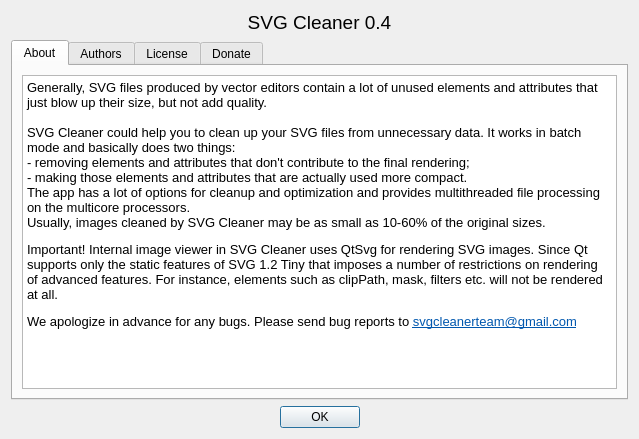
First picture: the form in src/aboutdialog.ui, repository RazrFalcon/svgcleaner, before the edit.
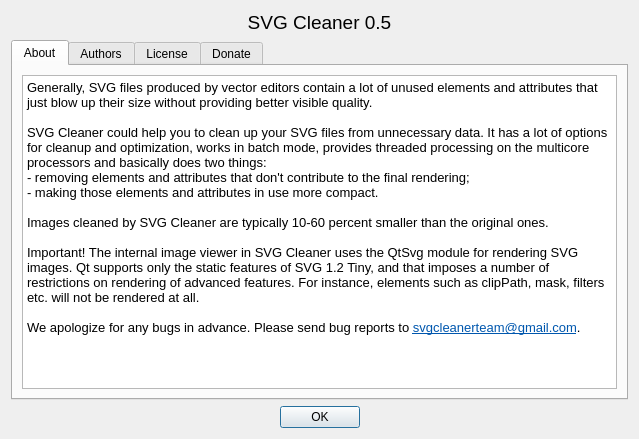
Second picture: the form after the edit.

Commit message: README rewrited. .ts files cleaned. Added German translation. New logo. Some changes for easier translation. File search in the wizard moved to different thread to prevent GUI freeze (still testing). Added progress indicator into input path QLineEdit. Small fixes.

What changed in the file:
```diff
--- a/src/aboutdialog.ui
+++ b/src/aboutdialog.ui
@@ -28,7 +28,7 @@
       </font>
      </property>
      <property name="text">
-      <string notr="true">SVG Cleaner 0.4</string>
+      <string notr="true">SVG Cleaner 0.5</string>
      </property>
      <property name="alignment">
       <set>Qt::AlignCenter</set>
@@ -52,9 +52,17 @@
 &lt;html&gt;&lt;head&gt;&lt;meta name=&quot;qrichtext&quot; content=&quot;1&quot; /&gt;&lt;style type=&quot;text/css&quot;&gt;
 p, li { white-space: pre-wrap; }
 &lt;/style&gt;&lt;/head&gt;&lt;body style=&quot; font-family:'Verdana'; font-size:10pt; font-weight:400; font-style:normal;&quot;&gt;
-&lt;p style=&quot; margin-top:12px; margin-bottom:12px; margin-left:0px; margin-right:0px; -qt-block-indent:0; text-indent:0px;&quot;&gt;&lt;span style=&quot; color:#000000;&quot;&gt;Generally, SVG files produced by vector editors contain a lot of unused elements and attributes that just blow up their size, but not add quality.&lt;br /&gt;&lt;br /&gt;SVG Cleaner could help you to clean up your SVG files from unnecessary data. It works in batch mode and basically does two things:&lt;br /&gt;- removing elements and attributes that don't contribute to the final rendering; &lt;br /&gt;- making those elements and attributes that are actually used more compact.&lt;br /&gt;The app has a lot of options for cleanup and optimization and provides multithreaded file processing on the multicore processors.&lt;br /&gt;Usually, images cleaned by SVG Cleaner may be as small as 10-60% of the original sizes.&lt;/span&gt;&lt;/p&gt;
-&lt;p style=&quot; margin-top:12px; margin-bottom:12px; margin-left:0px; margin-right:0px; -qt-block-indent:0; text-indent:0px;&quot;&gt;&lt;span style=&quot; color:#000000;&quot;&gt;Important! Internal image viewer in SVG Cleaner uses QtSvg for rendering SVG images. Since Qt supports only the static features of SVG 1.2 Tiny that imposes a number of restrictions on rendering of advanced features. For instance, elements such as clipPath, mask, filters etc. will not be rendered at all.&lt;/span&gt;&lt;/p&gt;
-&lt;p style=&quot; margin-top:12px; margin-bottom:12px; margin-left:0px; margin-right:0px; -qt-block-indent:0; text-indent:0px;&quot;&gt;&lt;span style=&quot; color:#000000;&quot;&gt;We apologize in advance for any bugs. Please send bug reports to &lt;/span&gt;&lt;a href=&quot;svgcleanerteam@gmail.com&quot;&gt;&lt;span style=&quot; text-decoration: underline; color:#0057ae;&quot;&gt;svgcleanerteam@gmail.com&lt;/span&gt;&lt;/a&gt;&lt;/p&gt;&lt;/body&gt;&lt;/html&gt;</string>
+&lt;p style=&quot; margin-top:0px; margin-bottom:0px; margin-left:0px; margin-right:0px; -qt-block-indent:0; text-indent:0px;&quot;&gt;Generally, SVG files produced by vector editors contain a lot of unused elements and attributes that just blow up their size without providing better visible quality.&lt;/p&gt;
+&lt;p style=&quot;-qt-paragraph-type:empty; margin-top:0px; margin-bottom:0px; margin-left:0px; margin-right:0px; -qt-block-indent:0; text-indent:0px;&quot;&gt;&lt;br /&gt;&lt;/p&gt;
+&lt;p style=&quot; margin-top:0px; margin-bottom:0px; margin-left:0px; margin-right:0px; -qt-block-indent:0; text-indent:0px;&quot;&gt;SVG Cleaner could help you to clean up your SVG files from unnecessary data. It has a lot of options for cleanup and optimization, works in batch mode, provides threaded processing on the multicore processors and basically does two things:&lt;/p&gt;
+&lt;p style=&quot; margin-top:0px; margin-bottom:0px; margin-left:0px; margin-right:0px; -qt-block-indent:0; text-indent:0px;&quot;&gt;- removing elements and attributes that don't contribute to the final rendering;&lt;/p&gt;
+&lt;p style=&quot; margin-top:0px; margin-bottom:0px; margin-left:0px; margin-right:0px; -qt-block-indent:0; text-indent:0px;&quot;&gt;- making those elements and attributes in use more compact.&lt;/p&gt;
+&lt;p style=&quot;-qt-paragraph-type:empty; margin-top:0px; margin-bottom:0px; margin-left:0px; margin-right:0px; -qt-block-indent:0; text-indent:0px;&quot;&gt;&lt;br /&gt;&lt;/p&gt;
+&lt;p style=&quot; margin-top:0px; margin-bottom:0px; margin-left:0px; margin-right:0px; -qt-block-indent:0; text-indent:0px;&quot;&gt;Images cleaned by SVG Cleaner are typically 10-60 percent smaller than the original ones.&lt;/p&gt;
+&lt;p style=&quot;-qt-paragraph-type:empty; margin-top:0px; margin-bottom:0px; margin-left:0px; margin-right:0px; -qt-block-indent:0; text-indent:0px;&quot;&gt;&lt;br /&gt;&lt;/p&gt;
+&lt;p style=&quot; margin-top:0px; margin-bottom:0px; margin-left:0px; margin-right:0px; -qt-block-indent:0; text-indent:0px;&quot;&gt;Important! The internal image viewer in SVG Cleaner uses the QtSvg module for rendering SVG images. Qt supports only the static features of SVG 1.2 Tiny, and that imposes a number of restrictions on rendering of advanced features. For instance, elements such as clipPath, mask, filters etc. will not be rendered at all.&lt;/p&gt;
+&lt;p style=&quot;-qt-paragraph-type:empty; margin-top:0px; margin-bottom:0px; margin-left:0px; margin-right:0px; -qt-block-indent:0; text-indent:0px;&quot;&gt;&lt;br /&gt;&lt;/p&gt;
+&lt;p style=&quot; margin-top:0px; margin-bottom:0px; margin-left:0px; margin-right:0px; -qt-block-indent:0; text-indent:0px;&quot;&gt;We apologize for any bugs in advance. Please send bug reports to &lt;a href=&quot;svgcleanerteam@gmail.com&quot;&gt;&lt;span style=&quot; text-decoration: underline; color:#0057ae;&quot;&gt;svgcleanerteam@gmail.com&lt;/span&gt;&lt;/a&gt;.&lt;/p&gt;&lt;/body&gt;&lt;/html&gt;</string>
          </property>
         </widget>
        </item>
```
Left out of the diff: 10 changed lines with no effect on the pictures. The commit also changes 24 other files.
